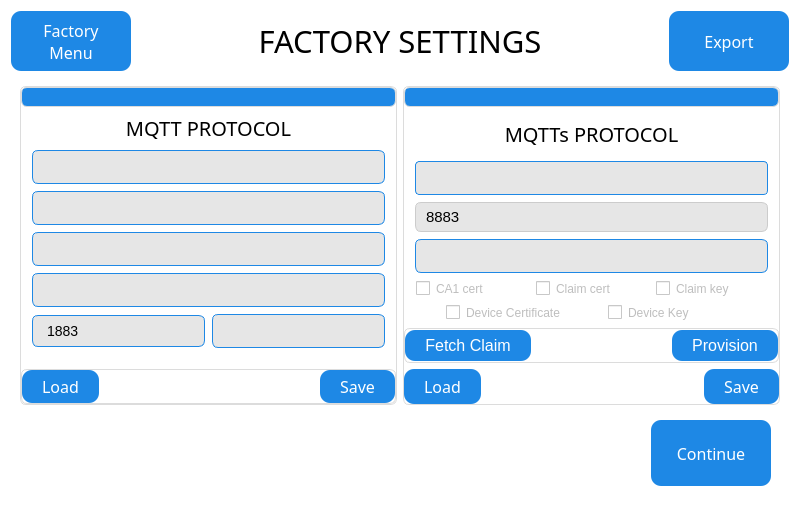
Qt form QT_APP/factsetting.ui (eSpark-Backup/nabilfesal-msm-fw) before a commit.
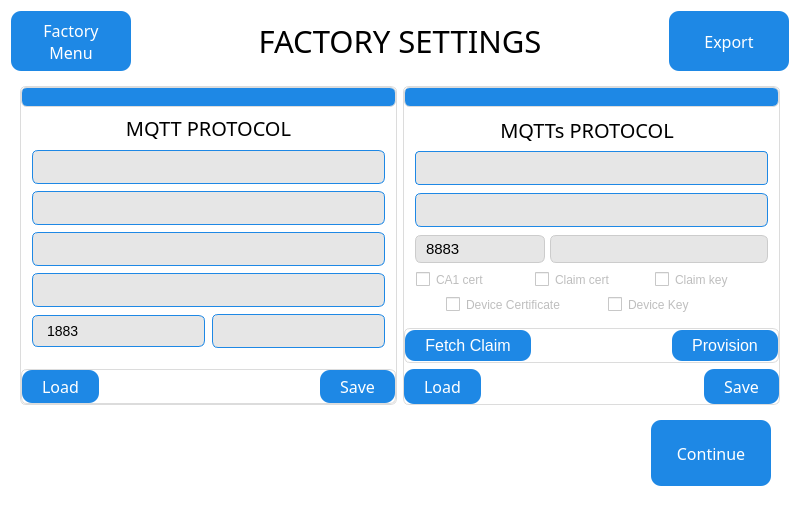
The same form after that commit.

Commit message: MQTTS UI redesign for admin and factory modes

```diff
--- a/QT_APP/factsetting.ui
+++ b/QT_APP/factsetting.ui
@@ -609,7 +609,7 @@
               </property>
               <layout class="QVBoxLayout" name="verticalLayout_17">
                <property name="spacing">
-                <number>7</number>
+                <number>5</number>
                </property>
                <property name="leftMargin">
                 <number>10</number>
@@ -624,7 +624,19 @@
                 <number>0</number>
                </property>
                <item>
-                <widget class="QLabel" name="label_9">
+                <widget class="QLabel" name="mqtts_fact_lbl">
+                 <property name="minimumSize">
+                  <size>
+                   <width>344</width>
+                   <height>26</height>
+                  </size>
+                 </property>
+                 <property name="maximumSize">
+                  <size>
+                   <width>344</width>
+                   <height>26</height>
+                  </size>
+                 </property>
                  <property name="font">
                   <font>
                    <family>Gilroy</family>
@@ -673,10 +685,51 @@
                 </widget>
                </item>
                <item>
+                <widget class="QLineEdit" name="mqtts_interval">
+                 <property name="focusPolicy">
+                  <enum>Qt::ClickFocus</enum>
+                 </property>
+                 <property name="styleSheet">
+                  <string notr="true">background: #e6e6e6;              /* Light grey box for info rows */
+    border: 1px solid #1E88E5;        /* Blue thin border */
+    border-radius: 6px;
+    padding: 6px 12px;
+    font-size: 15px;
+    color: black;</string>
+                 </property>
+                 <property name="inputMask">
+                  <string/>
+                 </property>
+                 <property name="text">
+                  <string/>
+                 </property>
+                 <property name="placeholderText">
+                  <string/>
+                 </property>
+                </widget>
+               </item>
+               <item>
+                <layout class="QHBoxLayout" name="horizontalLayout_11">
+                 <property name="topMargin">
+                  <number>0</number>
+                 </property>
+                 <item>
                 <widget class="QLineEdit" name="mqtts_port">
                  <property name="enabled">
                   <bool>false</bool>
                  </property>
+                   <property name="sizePolicy">
+                    <sizepolicy hsizetype="Fixed" vsizetype="Fixed">
+                     <horstretch>0</horstretch>
+                     <verstretch>0</verstretch>
+                    </sizepolicy>
+                   </property>
+                   <property name="maximumSize">
+                    <size>
+                     <width>130</width>
+                     <height>28</height>
+                    </size>
+                   </property>
                  <property name="focusPolicy">
                   <enum>Qt::ClickFocus</enum>
                  </property>
@@ -700,28 +753,30 @@
                 </widget>
                </item>
                <item>
-                <widget class="QLineEdit" name="mqtts_interval">
-                 <property name="focusPolicy">
-                  <enum>Qt::ClickFocus</enum>
+                  <widget class="QLineEdit" name="mqtts_client_id">
+                   <property name="sizePolicy">
+                    <sizepolicy hsizetype="Fixed" vsizetype="Fixed">
+                     <horstretch>0</horstretch>
+                     <verstretch>0</verstretch>
+                    </sizepolicy>
+                   </property>
+                   <property name="maximumSize">
+                    <size>
+                     <width>220</width>
+                     <height>28</height>
+                    </size>
                  </property>
                  <property name="styleSheet">
-                  <string notr="true">background: #e6e6e6;              /* Light grey box for info rows */
-    border: 1px solid #1E88E5;        /* Blue thin border */
+                    <string notr="true">background: #e6e6e6;
+    border: 1px solid #CCC;
     border-radius: 6px;
-    padding: 6px 12px;
+    padding: 4px 8px;
     font-size: 15px;
     color: black;</string>
                  </property>
-                 <property name="inputMask">
-                  <string/>
-                 </property>
-                 <property name="text">
-                  <string/>
-                 </property>
-                 <property name="placeholderText">
-                  <string/>
-                 </property>
-                </widget>
+                  </widget>
+                 </item>
+                </layout>
                </item>
                <item>
                 <layout class="QHBoxLayout" name="horizontalLayout_9">
```
Left out of the diff: 2 changed lines with no effect on the pictures. Lines whose indentation alone changed are shown as unchanged. The commit also changes 3 other files.
